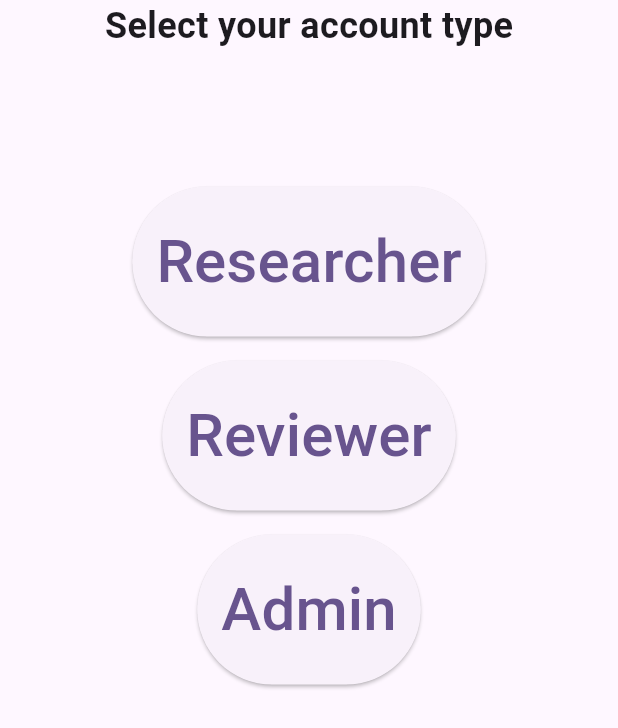
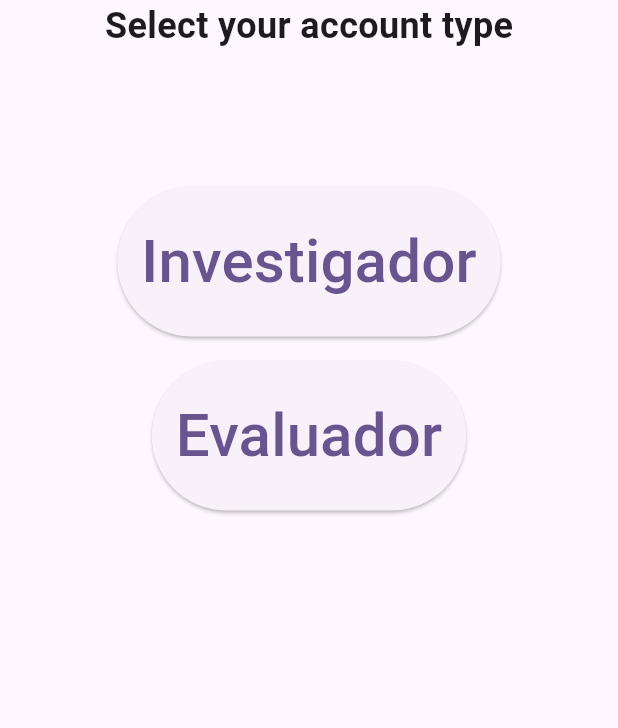
Before and after one commit to LUSEDOU/u_search, a Flutter app: the screen it shows after launch, on a phone screen of 412 x 824 dp. Shown: the top 728 px of the screen. Run offline on Flutter 3.47's test engine with Material 3 defaults, Android fonts, the phone set to English and light mode, and no system bars; our stand-ins replace bloc, equatable, file_picker, flutter_bloc, formz, freezed_annotation and 3 more; generated files the repository leaves out were written again.

Commit message:
quickfixes to view

```diff
--- a/lib/apply/bloc/apply_event.dart
+++ b/lib/apply/bloc/apply_event.dart
@@ -27,7 +27,7 @@ final class ApplyUploadResearch extends ApplyEvent {
   });
 
   final File file;
-  final Researcher researcher;
+  final Role researcher;
 
   @override
   List<Object> get props => [file, researcher];
--- a/lib/apply/view/apply_page.dart
+++ b/lib/apply/view/apply_page.dart
@@ -109,7 +109,7 @@ class SubmitView extends StatelessWidget {
   Widget build(BuildContext context) {
     return BlocBuilder<ApplyBloc, ApplyState>(
       builder: (context, state) {
-        final researcher = context.read<AppBloc>().state.getRole<Researcher>();
+        final researcher = context.read<AppBloc>().state.getRole<Role>();
 
         return Column(
           children: [
@@ -137,7 +137,7 @@ class SubmitView extends StatelessWidget {
                   },
                 ),
                 child: Text(
-                  'Submit',
+                  'Pick file',
                   style: Theme.of(context).textTheme.headlineMedium,
                 ),
               ),
--- a/lib/role_selector/view/role_selector_page.dart
+++ b/lib/role_selector/view/role_selector_page.dart
@@ -49,7 +49,8 @@ class RoleSelectorView extends StatelessWidget {
           BlocListener<AppBloc, AppState>(
             listenWhen: (previous, current) => previous.role != current.role,
             listener: (context, state) {
-              context.go('/applies');
+              context.go('/auth');
+              // context.go('/applies');
             },
           ),
         ],
--- a/lib/router.dart
+++ b/lib/router.dart
@@ -12,22 +12,22 @@ import 'package:u_search_flutter/sign_up/sign_up.dart';
 import 'package:u_search_flutter/utils/logger_manager.dart';
 
 GoRouter router = GoRouter(
-  initialLocation: '/applies',
+  // initialLocation: '/applies',
   debugLogDiagnostics: true,
   redirect: (context, state) async {
-    final logger = LoggerManager().logger;
-    final bloc = context.read<AppBloc>();
-    if (bloc.state.isUnknown) {
-      logger.i('From ${state.fullPath} To /');
-      return '/';
-    }
-    if (bloc.state.isUnauthenticated &&
-        !(state.fullPath?.startsWith('/auth') ?? false)) {
-      logger.i('From ${state.fullPath} To /auth/login');
-      return '/auth/login';
-    }
-    // logger.i('No redirect from ${state.fullPath}');
-    return null;
+    // final logger = LoggerManager().logger;
+    // final bloc = context.read<AppBloc>();
+    // if (bloc.state.isUnknown) {
+    //   logger.i('From ${state.fullPath} To /');
+    //   return '/';
+    // }
+    // if (bloc.state.isUnauthenticated &&
+    //     !(state.fullPath?.startsWith('/auth') ?? false)) {
+    //   logger.i('From ${state.fullPath} To /auth/login');
+    //   return '/auth/login';
+    // }
+    // // logger.i('No redirect from ${state.fullPath}');
+    // return null;
   },
   routes: <GoRoute>[
     GoRoute(
@@ -36,14 +36,14 @@ GoRouter router = GoRouter(
     ),
     GoRoute(
       path: '/auth',
-      redirect: (context, state) async {
-        final logger = LoggerManager().logger;
-        if (context.read<AppBloc>().state.isAuthenticated) {
-          logger.i('From ${state.fullPath} To /applies');
-          return '/applies';
-        }
-        return null;
-      },
+      // redirect: (context, state) async {
+        // final logger = LoggerManager().logger;
+        // if (context.read<AppBloc>().state.isAuthenticated) {
+        //   logger.i('From ${state.fullPath} To /applies');
+        //   return '/applies';
+        // }
+        // return null;
+      // },
       builder: (context, state) => const LoginPage(),
       routes: [
         GoRoute(
--- a/packages/data_repository/lib/src/models/research.dart
+++ b/packages/data_repository/lib/src/models/research.dart
@@ -23,7 +23,7 @@ class Research extends Equatable {
       _$ResearchFromJson(json);
 
   /// The id of the applicant
-  final Researcher researcher;
+  final Role researcher;
 
   /// The length of the research in bytes
   final int length;
--- a/packages/data_repository/lib/src/models/role.dart
+++ b/packages/data_repository/lib/src/models/role.dart
@@ -11,13 +11,13 @@ part 'roles.dart';
 @JsonEnum(valueField: 'id')
 enum RoleType {
   /// Researcher
-  researcher._('Researcher', id: 0),
+  researcher._('Investigador', id: 0),
 
   /// Reviewer
-  reviewer._('Reviewer', id: 1),
+  reviewer._('Evaluador', id: 1),
 
   /// Admin
-  admin._('Admin', id: 2),
+  admin._('Administrador', id: 2),
 
   /// Unknown
   unknown._('Unknown');
@@ -37,7 +37,6 @@ enum RoleType {
   static const permitted = [
     RoleType.researcher,
     RoleType.reviewer,
-    RoleType.admin,
   ];
 }
 
```
Also changed, not shown: lib/clients.dart (+7 -1 lines), lib/factory.dart (+12 -0 lines), lib/login/cubit/login_cubit.dart (+11 -8 lines), lib/role_selector/cubit/role_selector_cubit.dart (+14 -8 lines), pubspec.lock.
